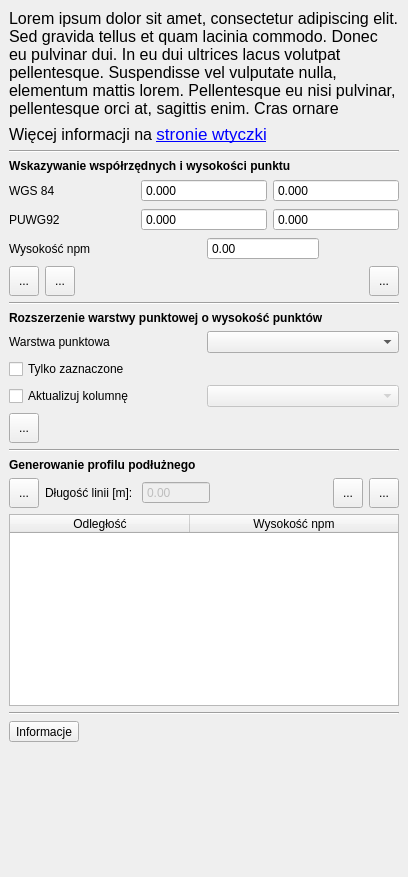
This is gissupport_plugin/modules/gugik_nmt/gui/gugik_nmt_plugin_dockwidget_base.ui in gis-support/gis-support-plugin as Qt 5 draws it before an edit. The edited form follows.
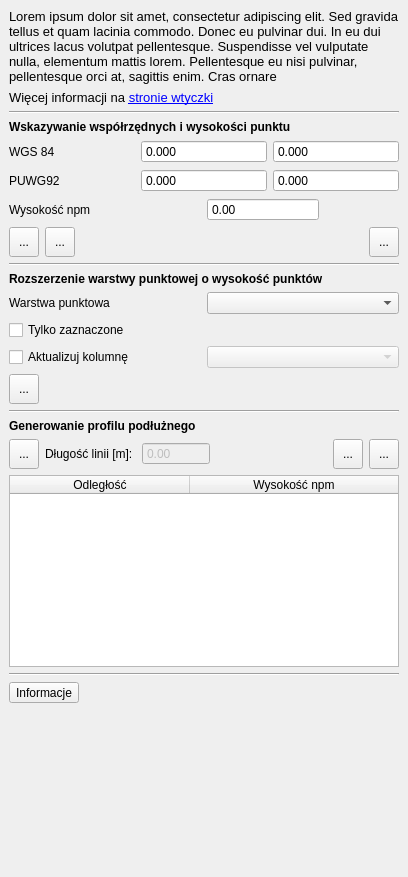
This is the edited form. Custom widgets are drawn as their Qt base class.

The edit to the form file:
```diff
--- a/gissupport_plugin/modules/gugik_nmt/gui/gugik_nmt_plugin_dockwidget_base.ui
+++ b/gissupport_plugin/modules/gugik_nmt/gui/gugik_nmt_plugin_dockwidget_base.ui
@@ -24,7 +24,7 @@
     <item>
      <widget class="QLabel" name="infoLabel">
       <property name="text">
-       <string>&lt;html&gt;&lt;head/&gt;&lt;body&gt;&lt;p&gt;&lt;span style=&quot; font-size:12pt;&quot;&gt;Lorem ipsum dolor sit amet, consectetur adipiscing elit. Sed gravida tellus et quam lacinia commodo. Donec eu pulvinar dui. In eu dui ultrices lacus volutpat pellentesque. Suspendisse vel vulputate nulla, elementum mattis lorem. Pellentesque eu nisi pulvinar, pellentesque orci at, sagittis enim. Cras ornare&lt;/span&gt;&lt;/p&gt;&lt;/body&gt;&lt;/html&gt;</string>
+       <string>&lt;html&gt;&lt;head/&gt;&lt;body&gt;&lt;p&gt;&lt;span style=&quot; font-size:10pt;&quot;&gt;Lorem ipsum dolor sit amet, consectetur adipiscing elit. Sed gravida tellus et quam lacinia commodo. Donec eu pulvinar dui. In eu dui ultrices lacus volutpat pellentesque. Suspendisse vel vulputate nulla, elementum mattis lorem. Pellentesque eu nisi pulvinar, pellentesque orci at, sagittis enim. Cras ornare&lt;/span&gt;&lt;/p&gt;&lt;/body&gt;&lt;/html&gt;</string>
       </property>
       <property name="textFormat">
        <enum>Qt::RichText</enum>
@@ -39,13 +39,14 @@
       <property name="font">
        <font>
         <pointsize>8</pointsize>
+        <weight>50</weight>
         <italic>false</italic>
         <bold>false</bold>
         <kerning>true</kerning>
        </font>
       </property>
       <property name="text">
-       <string>&lt;html&gt;&lt;head/&gt;&lt;body&gt;&lt;p&gt;&lt;span style=&quot; font-size:12pt;&quot;&gt;Więcej informacji na &lt;/span&gt;&lt;a href=&quot;https://gis-support.pl/wtyczka-gis-support/&quot;&gt;&lt;span style=&quot; font-size:13pt; text-decoration: underline; color:#0000ff;&quot;&gt;stronie wtyczki&lt;/span&gt;&lt;/a&gt;&lt;/p&gt;&lt;/body&gt;&lt;/html&gt;</string>
+       <string>&lt;html&gt;&lt;head/&gt;&lt;body&gt;&lt;p&gt;&lt;span style=&quot; font-size:10pt;&quot;&gt;Więcej informacji na &lt;/span&gt;&lt;a href=&quot;https://gis-support.pl/wtyczka-gis-support/&quot;&gt;&lt;span style=&quot; font-size:10pt; text-decoration: underline; color:#0000ff;&quot;&gt;stronie wtyczki&lt;/span&gt;&lt;/a&gt;&lt;/p&gt;&lt;/body&gt;&lt;/html&gt;</string>
       </property>
       <property name="textFormat">
        <enum>Qt::RichText</enum>
```
